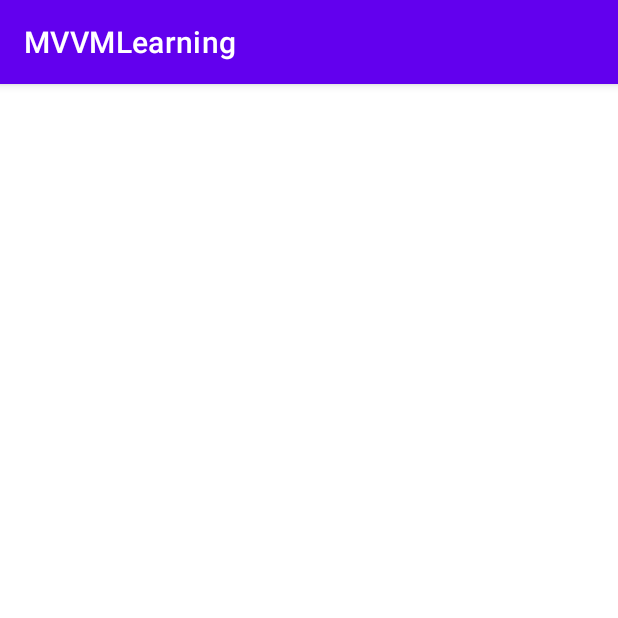
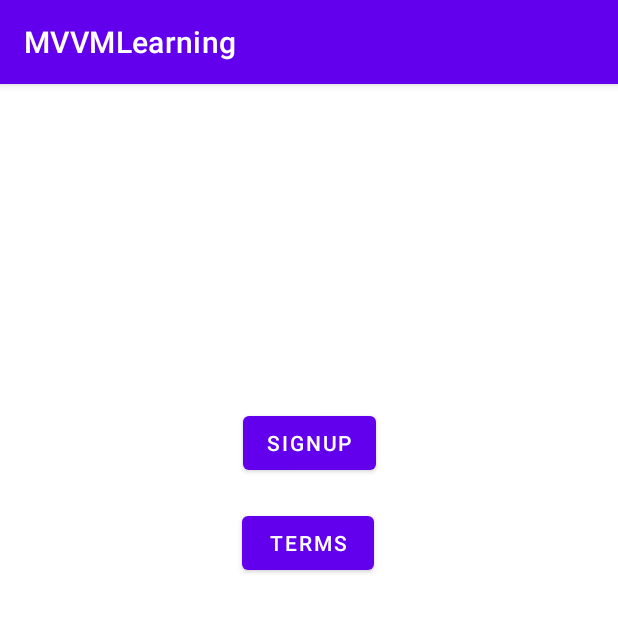
Before and after one commit to devpawann/MVVM-Learning, an Android app: the screen it shows after launch (MainActivity), on a phone screen of 412 x 824 dp, the top half of it. Run offline under Robolectric (Android 15) with nearby library versions, the phone set to English and light mode, and no system bars; our stand-ins replace data binding.

Commit message:
navigation arch used with basic anim

```diff
--- a/app/build.gradle
+++ b/app/build.gradle
@@ -39,6 +39,7 @@ android {
 }
 
 dependencies {
+    implementation 'androidx.legacy:legacy-support-v4:1.0.0'
     def nav_version = "2.3.5"
 
      // Kotlin
--- /dev/null
+++ b/app/src/main/java/com/pawan/mvvmlearning/HomeFragment.kt
@@ -0,0 +1,44 @@
+package com.pawan.mvvmlearning
+
+import android.os.Bundle
+import android.text.TextUtils
+import androidx.fragment.app.Fragment
+import android.view.LayoutInflater
+import android.view.View
+import android.view.ViewGroup
+import android.widget.Toast
+import androidx.core.os.bundleOf
+import androidx.databinding.DataBindingUtil
+import androidx.navigation.findNavController
+import com.pawan.mvvmlearning.databinding.FragmentHomeBinding
+
+class HomeFragment : Fragment() {
+    private lateinit var binding: FragmentHomeBinding
+    override fun onCreateView(
+        inflater: LayoutInflater, container: ViewGroup?,
+        savedInstanceState: Bundle?
+    ): View {
+        binding = DataBindingUtil.inflate(inflater, R.layout.fragment_home, container, false)
+
+        binding.btnTerms.setOnClickListener {
+            it.findNavController().navigate(R.id.action_homeFragment_to_termsFragment)
+        }
+
+        binding.btnSignup.setOnClickListener {
+            it.findNavController().navigate(R.id.action_homeFragment_to_secondFragment)
+        }
+
+//        binding.btnTerms.setOnClickListener {
+//            if(TextUtils.isEmpty(binding.editTextTextPersonName.text.toString())){
+//                Toast.makeText(activity,"Cant be empty",Toast.LENGTH_LONG).show()
+//                return@setOnClickListener
+//            }
+//            val bundle= bundleOf("user_data" to binding.editTextTextPersonName.text.toString())
+//            it.findNavController().navigate(R.id.action_homeFragment_to_secondFragment,bundle)
+//        }
+
+        return binding.root
+
+    }
+
+}
--- a/app/src/main/java/com/pawan/mvvmlearning/MainActivity.kt
+++ b/app/src/main/java/com/pawan/mvvmlearning/MainActivity.kt
@@ -2,10 +2,13 @@ package com.pawan.mvvmlearning
 
 import androidx.appcompat.app.AppCompatActivity
 import android.os.Bundle
+import androidx.databinding.DataBindingUtil
+import com.pawan.mvvmlearning.databinding.ActivityMainBinding
 
 class MainActivity : AppCompatActivity() {
+    private lateinit var binding: ActivityMainBinding
     override fun onCreate(savedInstanceState: Bundle?) {
         super.onCreate(savedInstanceState)
-        setContentView(R.layout.activity_main)
+        binding=DataBindingUtil.setContentView(this,R.layout.activity_main)
     }
 }
--- /dev/null
+++ b/app/src/main/res/anim/push_down_in.xml
@@ -0,0 +1,8 @@
+<?xml version="1.0" encoding="utf-8"?>
+<set xmlns:android="http://schemas.android.com/apk/res/android">
+    <translate android:fromYDelta="-100%p" android:toYDelta="0" android:duration="400"/>
+</set>
+
+
+
+<!--https://stackoverflow.com/a/57265645/11707151-->
--- /dev/null
+++ b/app/src/main/res/anim/push_down_out.xml
@@ -0,0 +1,4 @@
+<?xml version="1.0" encoding="utf-8"?>
+<set xmlns:android="http://schemas.android.com/apk/res/android">
+    <translate android:fromYDelta="0" android:toYDelta="100%p" android:duration="400"/>
+</set>
--- /dev/null
+++ b/app/src/main/res/anim/push_up_in.xml
@@ -0,0 +1,5 @@
+<?xml version="1.0" encoding="utf-8"?>
+<set xmlns:android="http://schemas.android.com/apk/res/android">
+    <translate android:fromYDelta="100%p" android:toYDelta="0" android:duration="300"/>
+    <alpha android:fromAlpha="0.0" android:toAlpha="1.0" android:duration="300" />
+</set>
--- a/app/src/main/res/layout/activity_main.xml
+++ b/app/src/main/res/layout/activity_main.xml
@@ -1,11 +1,28 @@
 <?xml version="1.0" encoding="utf-8"?>
-<androidx.constraintlayout.widget.ConstraintLayout xmlns:android="http://schemas.android.com/apk/res/android"
+<layout xmlns:android="http://schemas.android.com/apk/res/android"
     xmlns:app="http://schemas.android.com/apk/res-auto"
-    xmlns:tools="http://schemas.android.com/tools"
-    android:layout_width="match_parent"
-    android:layout_height="match_parent"
-    tools:context=".MainActivity">
+    xmlns:tools="http://schemas.android.com/tools">
+
+    <data>
+
+    </data>
+
+    <androidx.constraintlayout.widget.ConstraintLayout
+        android:layout_width="match_parent"
+        android:layout_height="match_parent"
+        tools:context=".MainActivity">
 
 
-
-</androidx.constraintlayout.widget.ConstraintLayout>
+        <androidx.fragment.app.FragmentContainerView
+            android:id="@+id/navHost"
+            android:name="androidx.navigation.fragment.NavHostFragment"
+            android:layout_width="409dp"
+            android:layout_height="729dp"
+            app:defaultNavHost="true"
+            app:layout_constraintBottom_toBottomOf="parent"
+            app:layout_constraintEnd_toEndOf="parent"
+            app:layout_constraintStart_toStartOf="parent"
+            app:layout_constraintTop_toTopOf="parent"
+            app:navGraph="@navigation/nav_graph" />
+    </androidx.constraintlayout.widget.ConstraintLayout>
+</layout>
--- /dev/null
+++ b/app/src/main/res/layout/fragment_home.xml
@@ -0,0 +1,39 @@
+<?xml version="1.0" encoding="utf-8"?>
+<layout xmlns:android="http://schemas.android.com/apk/res/android"
+    xmlns:app="http://schemas.android.com/apk/res-auto"
+    xmlns:tools="http://schemas.android.com/tools">
+
+    <data>
+
+    </data>
+
+    <androidx.constraintlayout.widget.ConstraintLayout
+        android:id="@+id/frameLayout"
+        android:layout_width="match_parent"
+        android:layout_height="match_parent"
+        tools:context=".HomeFragment">
+
+        <Button
+            android:id="@+id/btnSignup"
+            android:layout_width="wrap_content"
+            android:layout_height="wrap_content"
+            android:text="Signup"
+            app:layout_constraintBottom_toBottomOf="parent"
+            app:layout_constraintEnd_toEndOf="parent"
+            app:layout_constraintStart_toStartOf="parent"
+            app:layout_constraintTop_toTopOf="parent"
+            app:layout_constraintVertical_bias="0.288" />
+
+        <Button
+            android:id="@+id/btnTerms"
+            android:layout_width="wrap_content"
+            android:layout_height="wrap_content"
+            android:text="Terms"
+            app:layout_constraintBottom_toBottomOf="parent"
+            app:layout_constraintEnd_toEndOf="parent"
+            app:layout_constraintHorizontal_bias="0.498"
+            app:layout_constraintStart_toStartOf="parent"
+            app:layout_constraintTop_toTopOf="parent"
+            app:layout_constraintVertical_bias="0.386" />
+    </androidx.constraintlayout.widget.ConstraintLayout>
+</layout>
--- /dev/null
+++ b/app/src/main/res/navigation/nav_graph.xml
@@ -0,0 +1,55 @@
+<?xml version="1.0" encoding="utf-8"?>
+<navigation xmlns:android="http://schemas.android.com/apk/res/android"
+    xmlns:app="http://schemas.android.com/apk/res-auto"
+    xmlns:tools="http://schemas.android.com/tools"
+    android:id="@+id/nav_graph"
+    app:startDestination="@id/homeFragment">
+
+    <fragment
+        android:id="@+id/homeFragment"
+        android:name="com.pawan.mvvmlearning.HomeFragment"
+        android:label="fragment_home"
+        tools:layout="@layout/fragment_home" >
+        <action
+            android:id="@+id/action_homeFragment_to_secondFragment"
+            app:destination="@id/secondFragment"
+            app:enterAnim="@android:anim/slide_in_left"
+            app:exitAnim="@android:anim/fade_out" />
+        <action
+            android:id="@+id/action_homeFragment_to_termsFragment"
+            app:destination="@id/termsFragment"
+            app:enterAnim="@anim/push_down_in" />
+    </fragment>
+    <fragment
+        android:id="@+id/secondFragment"
+        tools:layout="@layout/fragment_second"
+        android:name="com.pawan.mvvmlearning.NameFragment"
+        android:label="SecondFragment" >
+        <action
+            android:id="@+id/action_secondFragment_to_emailFragment"
+            app:destination="@id/emailFragment" />
+    </fragment>
+    <fragment
+        android:id="@+id/termsFragment"
+        android:name="com.pawan.mvvmlearning.TermsFragment"
+        android:label="fragment_terms"
+        tools:layout="@layout/fragment_terms" />
+    <fragment
+        tools:layout="@layout/fragment_email"
+        android:id="@+id/emailFragment"
+        android:name="com.pawan.mvvmlearning.EmailFragment"
+        android:label="EmailFragment" >
+        <action
+            android:id="@+id/action_emailFragment_to_detailsFragment"
+            app:destination="@id/detailsFragment" />
+    </fragment>
+    <fragment
+        android:id="@+id/detailsFragment"
+        tools:layout="@layout/fragment_details"
+        android:name="com.pawan.mvvmlearning.DetailsFragment"
+        android:label="DetailsFragment" >
+        <action
+            android:id="@+id/action_detailsFragment_to_termsFragment"
+            app:destination="@id/termsFragment" />
+    </fragment>
+</navigation>
--- a/app/src/main/res/values/strings.xml
+++ b/app/src/main/res/values/strings.xml
@@ -1,3 +1,5 @@
 <resources>
     <string name="app_name">MVVMLearning</string>
+    <!-- TODO: Remove or change this placeholder text -->
+    <string name="hello_blank_fragment">Hello blank fragment</string>
 </resources>
```
Also changed, not shown: app/src/main/java/com/pawan/mvvmlearning/DetailsFragment.kt (added, +35 -0 lines), app/src/main/java/com/pawan/mvvmlearning/EmailFragment.kt (added, +36 -0 lines), app/src/main/java/com/pawan/mvvmlearning/NameFragment.kt (added, +31 -0 lines), app/src/main/java/com/pawan/mvvmlearning/TermsFragment.kt (added, +16 -0 lines), app/src/main/res/layout/fragment_details.xml (added, +49 -0 lines), app/src/main/res/layout/fragment_email.xml (added, +38 -0 lines), app/src/main/res/layout/fragment_second.xml (added, +42 -0 lines), app/src/main/res/layout/fragment_terms.xml (added, +47 -0 lines).
